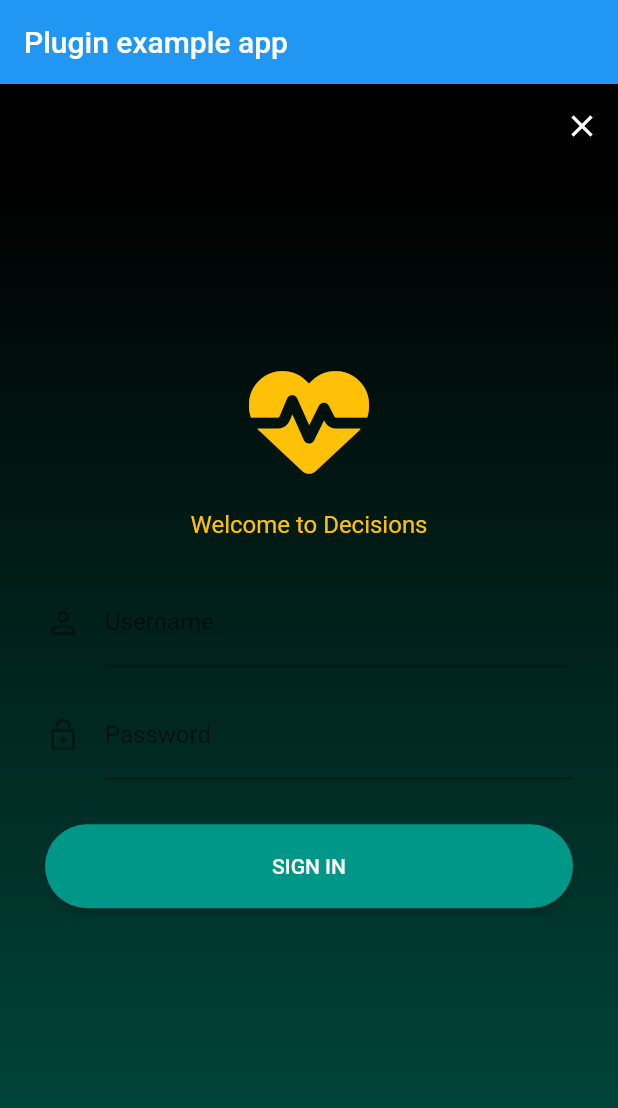
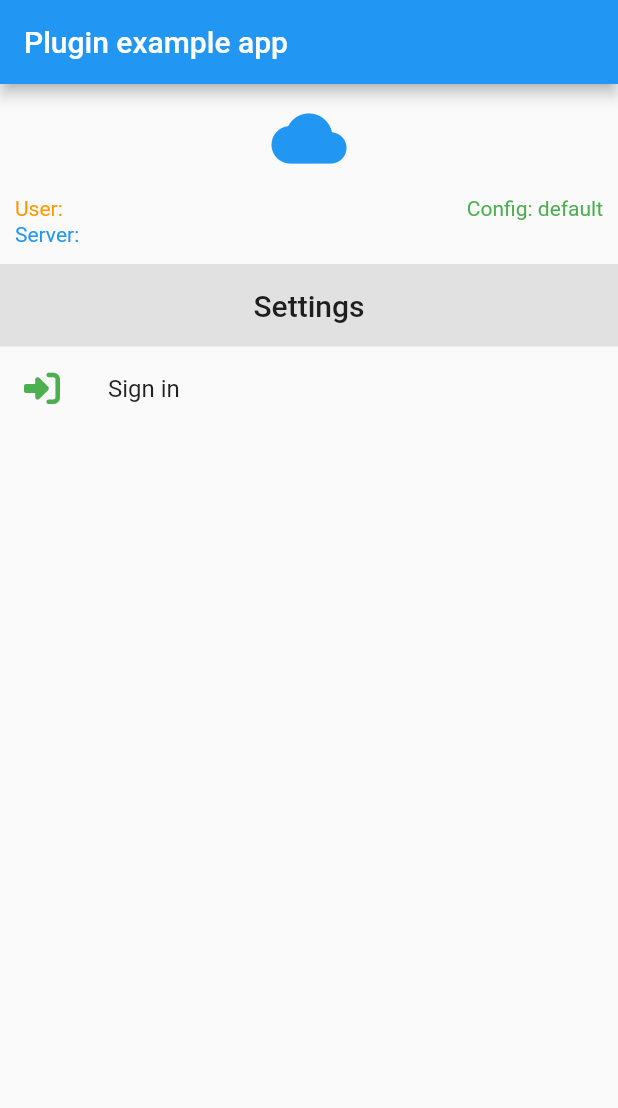
Before and after one commit to MD2Korg/mCerebrum-Libraries-flutter, a Flutter app: the screen it shows after launch, on a phone screen of 412 x 824 dp. Shown: the top 1108 px of the screen. Run offline on Flutter 3.47's test engine with Material 2 defaults, Android fonts, the phone set to English and light mode, and no system bars; our stand-ins replace charts_flutter, flushbar, font_awesome_flutter.

Commit message:
initial commit

```diff
--- a/libraries/cerebralcortex/example/lib/main.dart
+++ b/libraries/cerebralcortex/example/lib/main.dart
@@ -1,10 +1,6 @@
-import 'package:flutter/material.dart';
-import 'dart:async';
-
-import 'package:flutter/services.dart';
-import 'package:cerebralcortex/cerebralcortex.dart';
 import 'package:cerebralcortex/cerebralcortex_api.dart';
 import 'package:extensionapi/extensionapi.dart';
+import 'package:flutter/material.dart';
 void main() => runApp(MyApp());
 
 class MyApp extends StatefulWidget {
@@ -13,37 +9,14 @@ class MyApp extends StatefulWidget {
 }
 
 class _MyAppState extends State<MyApp> {
-  String _platformVersion = 'Unknown';
-  MCExtensionAPI mcExtensionAPILibrary;
+  MCExtensionAPI mcExtensionAPI;
 
   @override
   void initState() {
     super.initState();
-    initPlatformState();
-    mcExtensionAPILibrary = CerebralCortexAPI.get();
-
-    print("abc");
+    mcExtensionAPI = CerebralCortexAPI.get();
   }
 
-  // Platform messages are asynchronous, so we initialize in an async method.
-  Future<void> initPlatformState() async {
-    String platformVersion;
-    // Platform messages may fail, so we use a try/catch PlatformException.
-    try {
-      platformVersion = await Cerebralcortex.platformVersion;
-    } on PlatformException {
-      platformVersion = 'Failed to get platform version.';
-    }
-
-    // If the widget was removed from the tree while the asynchronous platform
-    // message was in flight, we want to discard the reply rather than calling
-    // setState to update our non-existent appearance.
-    if (!mounted) return;
-
-    setState(() {
-      _platformVersion = platformVersion;
-    });
-  }
 
   @override
   Widget build(BuildContext context) {
@@ -53,7 +26,7 @@ class _MyAppState extends State<MyApp> {
           title: const Text('Plugin example app'),
         ),
         body: Center(
-          child: mcExtensionAPILibrary.userInterfaces[0].widget,
+          child: mcExtensionAPI.userInterfaces[0].widget,
 //          child: Text('Running on: $_platformVersion\n'),
         ),
       ),
--- a/libraries/cerebralcortex/lib/cerebralcortex_api.dart
+++ b/libraries/cerebralcortex/lib/cerebralcortex_api.dart
@@ -1,6 +1,6 @@
 import 'package:extensionapi/extensionapi.dart';
 import 'login_page.dart';
-
+import 'server_page.dart';
 class CerebralCortexAPI {
   static MCExtensionAPI get() {
     MCExtensionAPI m;
@@ -8,11 +8,11 @@ class CerebralCortexAPI {
       title: "Cerebral Cortex",
       userInterfaces: [
         UserInterface(
-          "login", title: 'Login', description: 'Login to Cerebral Cortex',
-          widget: LoginPage(),
+          "main", title: 'Main Page', description: 'Main Page',
+          widget: ServerPage(),
         ),
         UserInterface(
-          "logout", title: 'Logout', description: 'Logout from Cerebral Cortex',
+          "login", title: 'Login', description: 'Login to Cerebral Cortex',
           widget: LoginPage(),
         ),
       ],
--- a/libraries/cerebralcortex/lib/login_page.dart
+++ b/libraries/cerebralcortex/lib/login_page.dart
@@ -2,58 +2,45 @@ import 'package:flutter/material.dart';
 import 'package:font_awesome_flutter/font_awesome_flutter.dart';
 import 'server_service.dart';
 import 'common_flushbar.dart';
-//import 'package:selflytics_decisions/utils/uidata.dart';
 import 'package:flushbar/flushbar.dart';
 
-class LoginPage extends StatefulWidget {
-
+class LoginPage extends StatefulWidget{
   @override
-  _LoginPageState createState() => _LoginPageState();
+  _LoginPageState createState() =>_LoginPageState();
 }
 
 class _LoginPageState extends State<LoginPage> {
   final username = TextEditingController();
   final password = TextEditingController();
   Flushbar flush;
+  BuildContext _context;
 
   @override
   Widget build(BuildContext context) {
+    _context = context;
+    return
+    Center(child: loginBody(context));
+    /*
     return Scaffold(
       appBar: AppBar(
         elevation: 4.0,
-        backgroundColor: Colors.black,
         actions: <Widget>[
           SizedBox(
             width: 5.0,
           ),
           IconButton(
             onPressed: () {
+              this._callback("CANCEL");
+              this.widget._callback("CANCEL");
 //              Navigator.pushReplacementNamed(context,UIData.routeMainPage);
             },
             icon: Icon(Icons.close),
           )
         ],
       ),
-      body: Container(
-        // Add box decoration
-        decoration: BoxDecoration(
-          // Box decoration takes a gradient
-          gradient: LinearGradient(
-            // Where the linear gradient begins and ends
-            begin: Alignment.topLeft,
-            end: Alignment.bottomLeft,
-            // Add one stop for each color. Stops should increase from 0 to 1
-//        stops: [0.1, 0.5, 0.7, 0.9],
-            colors: [
-              // Colors are easy thanks to Flutter's Colors class.
-              Colors.black,
-              Colors.teal.shade900,
-            ],
-          ),
-        ),
-        child: Center(child: loginBody(context)),
-      ),
+      body: Center(child: loginBody(context)),
     );
+*/
   }
 
   loginBody(BuildContext context) => SingleChildScrollView(
@@ -125,8 +112,6 @@ class _LoginPageState extends State<LoginPage> {
                 color: Colors.teal,
                 onPressed: () {
                   tryLogin(context, username.text, password.text);
-                  //                  Navigator.pop(context);
-//                  Navigator.pushNamed(context, UIData.routeStepSettings);
                 },
               ),
             ),
@@ -215,44 +200,25 @@ class _LoginPageState extends State<LoginPage> {
 */
 
   void tryLogin(BuildContext context, String username, String password) async {
-/*
-    showDialog(
-      context: context,
-      barrierDismissible: false,
-      child: new Dialog(
-        child: new Row(
-          mainAxisSize: MainAxisSize.min,
-          children: [
-            new CircularProgressIndicator(),
-            new Text("Signing in..."),
-          ],
-        ),
-      ),
-    );
-*/
+    if(flush!=null && !flush.isDismissed())
+      flush.dismiss(true);
     if (username.length == 0) {
-      if(flush!=null && !flush.isDismissed())
-        flush.dismiss(true);
       flush = CommonFlushBar().showError(context, "Invalid Username");
-//      CommonFlushBar().showError(context, "Invalid Username");
     } else if (password.length == 0) {
-      if(flush!=null && !flush.isDismissed())
-        flush.dismiss(true);
       flush = CommonFlushBar().showError(context, "Invalid Password");
     } else {
-      if(flush!=null && !flush.isDismissed())
-        flush.dismiss(true);
       flush = CommonFlushBar().showProgress(context, "Signing in...");
-      ServerService().login(username, password).then((onValue) {
+      ServerService.login("https://odin.md2k.org",username, password).then((onValue) {
         if(flush!=null && !flush.isDismissed())
           flush.dismiss(true);
-          flush = CommonFlushBar().showSuccess(context, "Login successful");
+//          flush = CommonFlushBar().showSuccess(context, "Login successful");
+          Navigator.pop(_context, true);
 //        Navigator.pushReplacementNamed(context,UIData.routeMainPage);
 //          prepareConfig(context);
       }).catchError((onError) {
         if(flush!=null && !flush.isDismissed())
           flush.dismiss(true);
-        flush = CommonFlushBar().showError(context, onError);
+        flush = CommonFlushBar().showError(context, onError.toString());
       });
     }
   }
--- /dev/null
+++ b/libraries/cerebralcortex/lib/server_page.dart
@@ -0,0 +1,189 @@
+import 'package:flutter/material.dart';
+import 'package:font_awesome_flutter/font_awesome_flutter.dart';
+import 'login_page.dart';
+import 'server_service.dart';
+
+class ServerPage extends StatefulWidget {
+  @override
+  _ServerPageState createState() => _ServerPageState();
+}
+
+class _ServerPageState extends State<ServerPage> {
+  bool loggedIn = false;
+  String userId="";
+  String server="";
+  String config="default";
+  @override
+  void initState() {
+    super.initState();
+  }
+
+  Future<void> isLoggedIn() async {
+    bool res = false;
+    // Platform messages may fail, so we use a try/catch PlatformException.
+    res = await ServerService.isLoggedIn();
+    if (!mounted) return;
+    setState(() {
+      loggedIn = res;
+    });
+  }
+  Future<void> getUserId() async {
+    String res = "";
+    // Platform messages may fail, so we use a try/catch PlatformException.
+    res = await ServerService.getUserId();
+    if (!mounted) return;
+    setState(() {
+      userId = res;
+    });
+  }
+  Future<void> getServerAddress() async {
+    String res = "";
+    // Platform messages may fail, so we use a try/catch PlatformException.
+    res = await ServerService.getServerAddress();
+    if (!mounted) return;
+    setState(() {
+      server = res;
+    });
+  }
+
+  Widget profileHeader() => Container(
+        height: 120,
+        width: double.infinity,
+        child: Padding(
+          padding: const EdgeInsets.all(10.0),
+          child: Column(
+            mainAxisAlignment: MainAxisAlignment.spaceEvenly,
+            children: <Widget>[
+              Icon(
+                Icons.cloud,
+                size: 50,
+                color: Colors.blue,
+              ),
+              SizedBox(
+                height: 10,
+              ),
+              Row(
+                  mainAxisAlignment: MainAxisAlignment.spaceBetween,
+                  children: <Widget>[
+                    Text("User:    " + userId,
+                        style: TextStyle(color: Colors.orange)),
+                    Text("Config: " + config,
+                        style: TextStyle(color: Colors.green)),
+                  ]),
+              Row(
+                  mainAxisAlignment: MainAxisAlignment.spaceBetween,
+                  children: <Widget>[
+                    Text("Server: " + server,
+                        style: TextStyle(color: Colors.blue)),
+                  ]),
+
+              /*
+                  Container(
+                    decoration: BoxDecoration(
+                        borderRadius: BorderRadius.circular(50.0),
+                        border: Border.all(width: 2.0, color: Colors.white)),
+                    child: Icon(Icons.cloud,size: 100,),
+                  ),
+*/
+            ],
+          ),
+        ),
+      );
+
+  Widget widgetNotLoggedIn(BuildContext context) => Column(
+        mainAxisAlignment: MainAxisAlignment.start,
+        crossAxisAlignment: CrossAxisAlignment.stretch,
+        children: <Widget>[
+          profileHeader(),
+          //1
+          Container(
+            color: Theme.of(context).highlightColor,
+            child: Padding(
+              padding: const EdgeInsets.all(16.0),
+              child: Center(
+                child:
+                    Text("Settings", style: Theme.of(context).textTheme.title),
+              ),
+            ),
+          ),
+          Column(
+            children: <Widget>[
+              ListTile(
+                leading: Icon(
+                  FontAwesomeIcons.signInAlt,
+                  color: Colors.green,
+                ),
+                title: Text("Sign in"),
+                  onTap: () {
+                  _navigateLogin(context);
+                  }),
+            ],
+          ),
+        ],
+      );
+  _navigateLogin(BuildContext context) async {
+    // Navigator.push returns a Future that will complete after we call
+    // Navigator.pop on the Selection Screen!
+    final result = await Navigator.push(
+      context,
+      // We'll create the SelectionScreen in the next step!
+      MaterialPageRoute(builder: (context) => LoginPage()),
+    );
+    setState(() {
+      loggedIn = result;
+    });
+
+  }
+  Widget widgetLoggedIn(BuildContext context) => Column(
+        mainAxisAlignment: MainAxisAlignment.start,
+        crossAxisAlignment: CrossAxisAlignment.stretch,
+        children: <Widget>[
+          profileHeader(),
+          //1
+          Container(
+            color: Theme.of(context).highlightColor,
+            child: Padding(
+              padding: const EdgeInsets.all(16.0),
+              child: Center(
+                child:
+                    Text("Settings", style: Theme.of(context).textTheme.title),
+              ),
+            ),
+          ),
+          Column(
+            children: <Widget>[
+              ListTile(
+                leading: Icon(
+                  FontAwesomeIcons.sync,
+                  color: Colors.lightBlueAccent,
+                ),
+                title: Text("Upload Data"),
+              ),
+              ListTile(
+                leading: Icon(
+                  FontAwesomeIcons.upload,
+                  color: Colors.purple,
+                ),
+                title: Text("Uploader Settings"),
+                trailing: Icon(Icons.arrow_right),
+              ),
+              ListTile(
+                leading: Icon(
+                  FontAwesomeIcons.signOutAlt,
+                  color: Colors.grey,
+                ),
+                title: Text("Sign out"),
+              ),
+            ],
+          ),
+        ],
+      );
+
+  @override
+  Widget build(BuildContext context) {
+    if (loggedIn)
+      return widgetLoggedIn(context);
+    else
+      return widgetNotLoggedIn(context);
+  }
+}
--- a/libraries/cerebralcortex/lib/server_service.dart
+++ b/libraries/cerebralcortex/lib/server_service.dart
@@ -1,19 +1,24 @@
 import 'dart:async';
 
 import 'package:flutter/services.dart';
-import 'package:shared_preferences/shared_preferences.dart';
 
 class ServerService{
-  static const platform = const MethodChannel('mcerebrum/server');
+  static const String CHANNEL = "cerebralcortex";
+  static const platform = const MethodChannel(CHANNEL);
   static const String IS_LOGGED_IN = "IS_LOGGED_IN";
   static const String LOGIN ="LOGIN";
   static const String LOGOUT = "LOGOUT";
-  static const String DOWNLOAD_CONFIG = "DOWNLOAD_CONFIG";
-  static const String CHECK_UPDATE_CONFIG = "CHECK_UPDATE_CONFIG";
-  static const String UPDATE_CONFIG = "UPDATE_CONFIG";
+  static const String USER_ID = "USER_ID";
+  static const String SERVER_ADDRESS = "SERVER_ADDRESS";
+
+  static const String CONFIG_LIST = "CONFIG_LIST";
+  static const String CONFIG_CURRENT = "CONFIG_CURRENT";
+  static const String CONFIG_DOWNLOAD = "CONFIG_DOWNLOAD";
+  static const String CONFIG_SERVER = "CONFIG_SERVER";
+  static const String CONFIG_UPDATE = "CONFIG_UPDATE";
 
 
-  Future<bool> isLoggedIn() async {
+  static Future<bool> isLoggedIn() async {
     try {
       final bool result = await platform.invokeMethod(IS_LOGGED_IN);
       return result;
@@ -22,10 +27,10 @@ class ServerService{
       return false;
     }
   }
-  Future<String> login(String username, String password) async {
+  static Future<String> login(String server, String username, String password) async {
     try {
       final String result = await platform.invokeMethod(LOGIN, {
-        "server": "https://odin.md2k.org",
+        "server": server,
         "username": username,
         "password": password
       });
@@ -34,6 +39,42 @@ class ServerService{
       throw e.code;
     }
   }
+  static Future<String> getUserId() async {
+    try {
+      final String result = await platform.invokeMethod(USER_ID);
+      return result;
+    } on PlatformException catch (e){
+      throw e.code;
+    }
+  }
+  static Future<String> getServerAddress() async {
+    try {
+      final String result = await platform.invokeMethod(SERVER_ADDRESS);
+      return result;
+    } on PlatformException catch (e){
+      throw e.code;
+    }
+  }
+  static Future<String> getCurrentConfigFilename() async {
+    try {
+      final String result = await platform.invokeMethod(CONFIG_CURRENT);
+      return result;
+    } on PlatformException catch (e){
+      throw e.code;
+    }
+  }
+/*
+  static Future<String> getConfigurationFileList() async {
+    try {
+      final String result = await platform.invokeMethod(CURRENT_CONFIG);
+      return result;
+    } on PlatformException catch (e){
+      throw e.code;
+    }
+  }
+*/
+
+/*
   Future<String> downloadConfig() async {
     try {
 //      var userInfo = ['https://odin.md2k.org',userName, password];
@@ -43,7 +84,10 @@ class ServerService{
       return e.message;
     }
   }
+*/
 
+
+/*
   Future<bool> getLoginShow() async {
     // Simulate a future for response after 2 second.
     SharedPreferences prefs = await SharedPreferences.getInstance();
@@ -58,6 +102,7 @@ class ServerService{
     await prefs.setBool('init_login', true);
     return true;
   }
+*/
 
   // Logout
   Future<void> logout() async {
```
